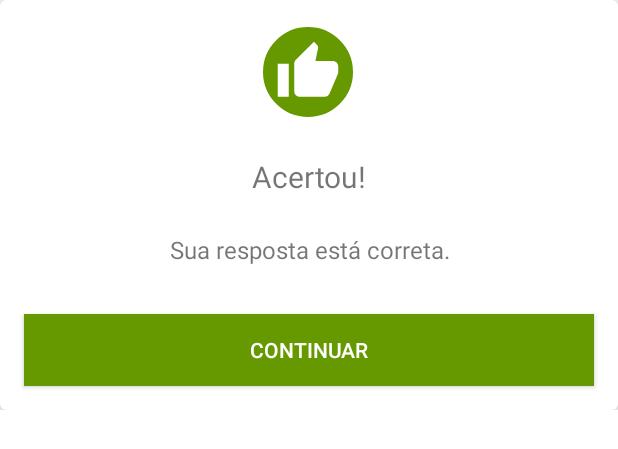
After one commit to wagmattei/DinaQuizz, an Android app: the layout dialog_correct.xml on its own in the app's theme, with its tools: preview values and no code run, on a phone screen of 412 x 824 dp. The commit adds this screen. Shown: the top 449 px of the screen. Run offline under Robolectric (Android 15) with nearby library versions, the phone set to English and light mode, and no system bars.

Commit message:
feat: improve Alert for success and error answer

```diff
--- /dev/null
+++ b/app/src/main/res/drawable/dialog_circular_background_correct.xml
@@ -0,0 +1,15 @@
+<?xml version="1.0" encoding="utf-8"?>
+<shape xmlns:android="http://schemas.android.com/apk/res/android"
+    android:shape="oval">
+
+    <solid android:color="@android:color/holo_green_dark" />
+
+    <size
+        android:width="120dp"
+        android:height="120dp"/>
+
+    <stroke
+        android:width="2dp"
+        android:color="#FFFFFF" />
+
+</shape>
--- /dev/null
+++ b/app/src/main/res/drawable/ic_correct.xml
@@ -0,0 +1,5 @@
+<vector android:height="24dp" android:tint="#FFFFFF"
+    android:viewportHeight="24" android:viewportWidth="24"
+    android:width="24dp" xmlns:android="http://schemas.android.com/apk/res/android">
+    <path android:fillColor="@android:color/white" android:pathData="M1,21h4L5,9L1,9v12zM23,10c0,-1.1 -0.9,-2 -2,-2h-6.31l0.95,-4.57 0.03,-0.32c0,-0.41 -0.17,-0.79 -0.44,-1.06L14.17,1 7.59,7.59C7.22,7.95 7,8.45 7,9v10c0,1.1 0.9,2 2,2h9c0.83,0 1.54,-0.5 1.84,-1.22l3.02,-7.05c0.09,-0.23 0.14,-0.47 0.14,-0.73v-2z"/>
+</vector>
--- /dev/null
+++ b/app/src/main/res/drawable/ic_error.xml
@@ -0,0 +1,5 @@
+<vector android:height="24dp" android:tint="#FFFFFF"
+    android:viewportHeight="24" android:viewportWidth="24"
+    android:width="24dp" xmlns:android="http://schemas.android.com/apk/res/android">
+    <path android:fillColor="@android:color/white" android:pathData="M15,3L6,3c-0.83,0 -1.54,0.5 -1.84,1.22l-3.02,7.05c-0.09,0.23 -0.14,0.47 -0.14,0.73v2c0,1.1 0.9,2 2,2h6.31l-0.95,4.57 -0.03,0.32c0,0.41 0.17,0.79 0.44,1.06L9.83,23l6.59,-6.59c0.36,-0.36 0.58,-0.86 0.58,-1.41L17,5c0,-1.1 -0.9,-2 -2,-2zM19,3v12h4L23,3h-4z"/>
+</vector>
--- /dev/null
+++ b/app/src/main/res/layout/dialog_correct.xml
@@ -0,0 +1,86 @@
+<?xml version="1.0" encoding="utf-8"?>
+<androidx.constraintlayout.widget.ConstraintLayout
+    xmlns:android="http://schemas.android.com/apk/res/android"
+    xmlns:app="http://schemas.android.com/apk/res-auto"
+    xmlns:tools="http://schemas.android.com/tools"
+    android:layout_width="match_parent"
+    android:layout_height="wrap_content"
+    android:background="@android:color/transparent">
+
+    <androidx.cardview.widget.CardView
+        android:id="@+id/sorry_card"
+        android:layout_width="match_parent"
+        android:layout_height="wrap_content"
+        app:cardBackgroundColor="@color/cardview_light_background"
+        app:cardCornerRadius="4dp"
+        app:cardElevation="4dp"
+        app:layout_constraintEnd_toEndOf="parent"
+        app:layout_constraintStart_toStartOf="parent"
+        >
+
+        <androidx.constraintlayout.widget.ConstraintLayout
+            android:id="@+id/layoutMessage"
+            android:layout_width="match_parent"
+            android:layout_height="wrap_content"
+            app:layout_constraintTop_toBottomOf="@+id/img_status"
+            >
+
+            <ImageView
+                android:id="@+id/img_status"
+                android:layout_width="64dp"
+                android:layout_height="64dp"
+                android:layout_marginTop="16dp"
+                android:background="@drawable/dialog_circular_background_correct"
+                android:padding="10dp"
+                android:src="@drawable/ic_correct"
+                app:layout_constraintEnd_toEndOf="parent"
+                app:layout_constraintHorizontal_bias="0.498"
+                app:layout_constraintStart_toStartOf="parent"
+                app:layout_constraintTop_toTopOf="parent" />
+
+            <TextView
+                android:id="@+id/dialog_title"
+                android:layout_width="wrap_content"
+                android:layout_height="wrap_content"
+                android:layout_marginTop="24dp"
+                android:text="Acertou!"
+                android:textSize="20sp"
+                app:layout_constraintEnd_toEndOf="parent"
+                app:layout_constraintStart_toStartOf="parent"
+                app:layout_constraintTop_toBottomOf="@+id/img_status" />
+
+            <TextView
+                android:id="@+id/dialog_message"
+                android:layout_width="match_parent"
+                android:layout_height="wrap_content"
+                android:layout_marginLeft="32dp"
+                android:layout_marginTop="24dp"
+                android:layout_marginRight="32dp"
+                android:text="Sua resposta está correta."
+                android:textAlignment="center"
+                android:textSize="16sp"
+                app:layout_constraintEnd_toEndOf="parent"
+                app:layout_constraintStart_toStartOf="parent"
+                app:layout_constraintTop_toBottomOf="@id/dialog_title" />
+
+            <androidx.appcompat.widget.AppCompatButton
+                android:id="@+id/dialog_button"
+                android:layout_width="match_parent"
+                android:layout_height="wrap_content"
+                android:layout_marginLeft="16dp"
+                android:layout_marginTop="32dp"
+                android:layout_marginRight="16dp"
+                android:layout_marginBottom="16dp"
+                android:background="@android:color/holo_green_dark"
+                android:text="Continuar"
+                android:textColor="@android:color/white"
+                app:layout_constraintBottom_toBottomOf="parent"
+                app:layout_constraintEnd_toEndOf="parent"
+                app:layout_constraintStart_toStartOf="parent"
+                app:layout_constraintTop_toBottomOf="@id/dialog_message" />
+
+        </androidx.constraintlayout.widget.ConstraintLayout>
+
+    </androidx.cardview.widget.CardView>
+
+</androidx.constraintlayout.widget.ConstraintLayout>
--- a/app/src/main/res/values/themes.xml
+++ b/app/src/main/res/values/themes.xml
@@ -1,6 +1,7 @@
 <resources xmlns:tools="http://schemas.android.com/tools">
     <!-- Base application theme. -->
     <style name="Theme.DynaQuiz" parent="Theme.MaterialComponents.DayNight.NoActionBar">
+<!--    <style name="Theme.DynaQuiz" parent="Theme.MaterialComponents.DayNight.NoActionBar">-->
         <!-- Primary brand color. -->
         <item name="colorPrimary">@color/purple_500</item>
         <item name="colorPrimaryVariant">@color/purple_700</item>
```
Also changed, not shown: app/src/main/java/com/wagmattei/dynaquiz/ui/quizquestion/QuizzQuestionActivity.kt (+29 -2 lines), app/src/main/res/drawable/dialog_button.xml (added, +14 -0 lines), app/src/main/res/drawable/dialog_circular_background_incorrect.xml (added, +15 -0 lines), app/src/main/res/layout/dialog_incorrect.xml (added, +86 -0 lines), app/src/main/res/layout/teste.xml (added, +24 -0 lines), app/src/main/res/values-night/styles.xml (added, +7 -0 lines).
